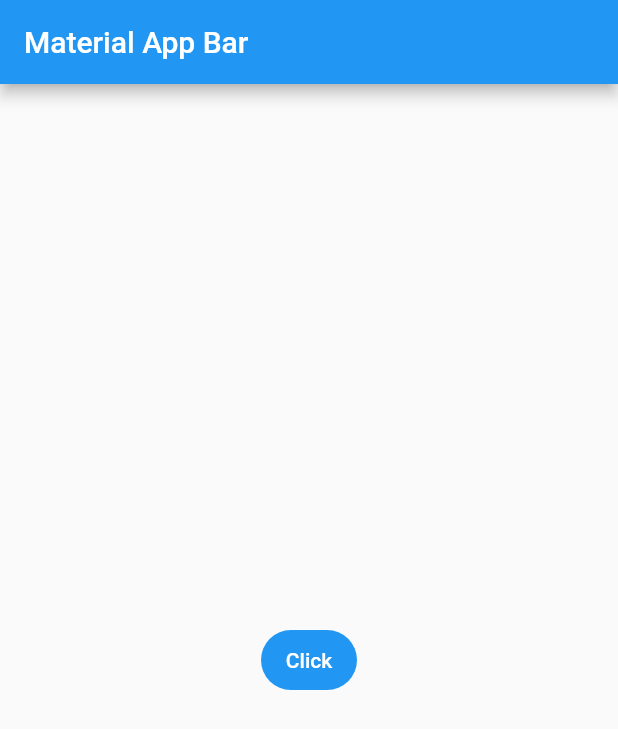
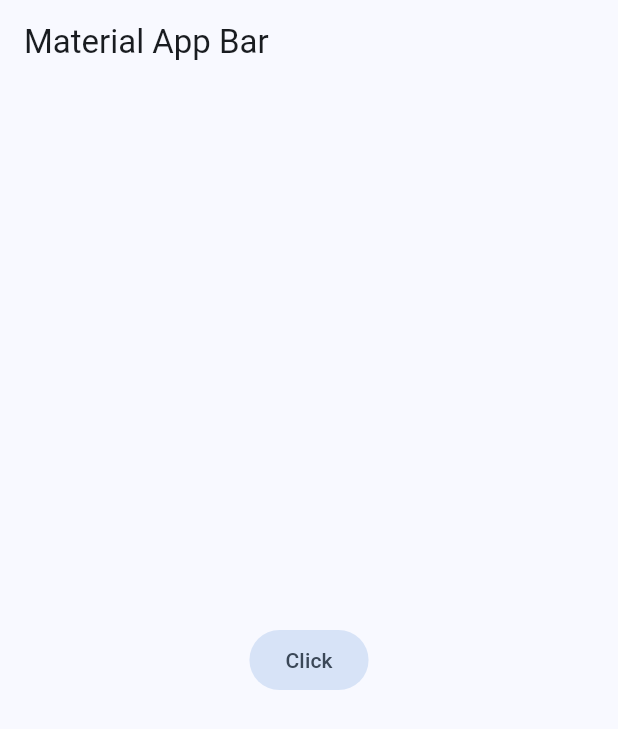
Before and after one commit to chardinson/Yes_No_APP, a Flutter app: the screen it shows after launch, on a phone screen of 412 x 824 dp. Shown: the top 729 px of the screen. Run offline on Flutter 3.47's test engine with Material 2 defaults, Android fonts, the phone set to English and light mode, and no system bars.

Commit message:
Estilo global para la aplicación

```diff
--- /dev/null
+++ b/lib/config/theme/app_theme.dart
@@ -0,0 +1,21 @@
+import 'package:flutter/material.dart';
+
+const List<Color> themeListColors = [
+  Colors.red,
+  Colors.blue,
+  Colors.yellow,
+  Colors.green,
+  Colors.purple,
+  Colors.pink
+];
+
+class AppTheme {
+  final int selectedColor;
+
+  AppTheme({required this.selectedColor});
+
+  ThemeData theme() {
+    return ThemeData(
+        useMaterial3: true, colorSchemeSeed: themeListColors[selectedColor]);
+  }
+}
--- a/lib/main.dart
+++ b/lib/main.dart
@@ -1,4 +1,5 @@
 import 'package:flutter/material.dart';
+import 'package:yes_no_app/config/theme/app_theme.dart';
 
 void main() {
   runApp(const MainApp());
@@ -12,6 +13,7 @@ class MainApp extends StatelessWidget {
     return MaterialApp(
       title: 'Yes No App',
       debugShowCheckedModeBanner: false,
+      theme: AppTheme(selectedColor: 1).theme(),
       home: Scaffold(
         appBar: AppBar(
           title: const Text('Material App Bar'),
```
